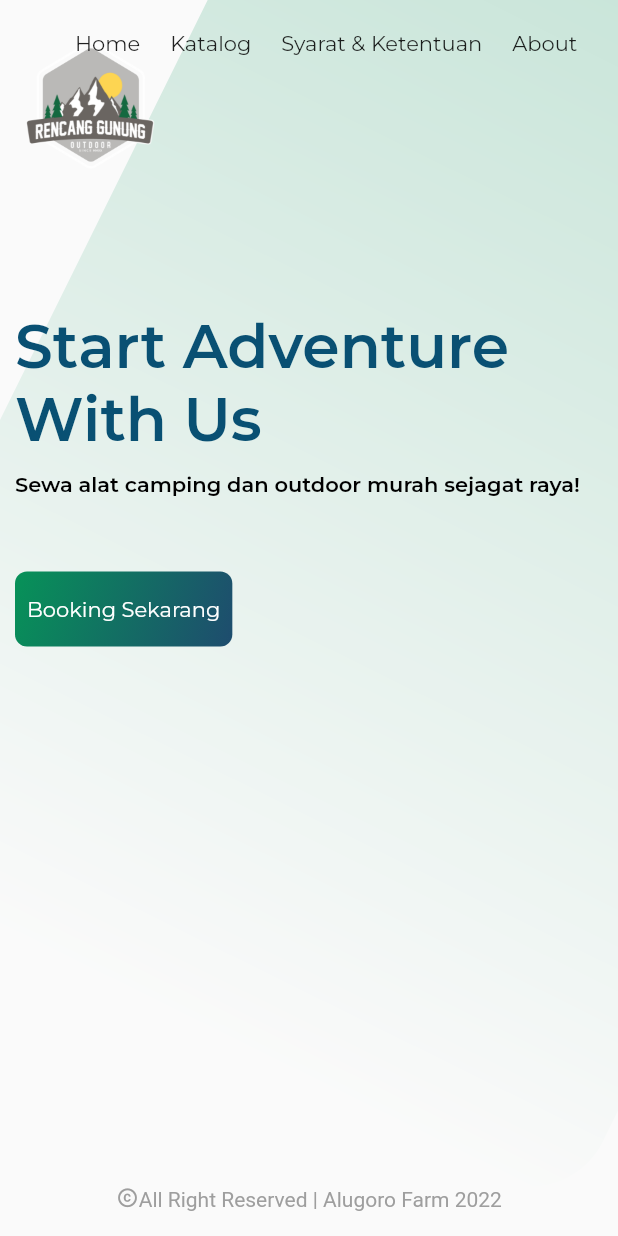
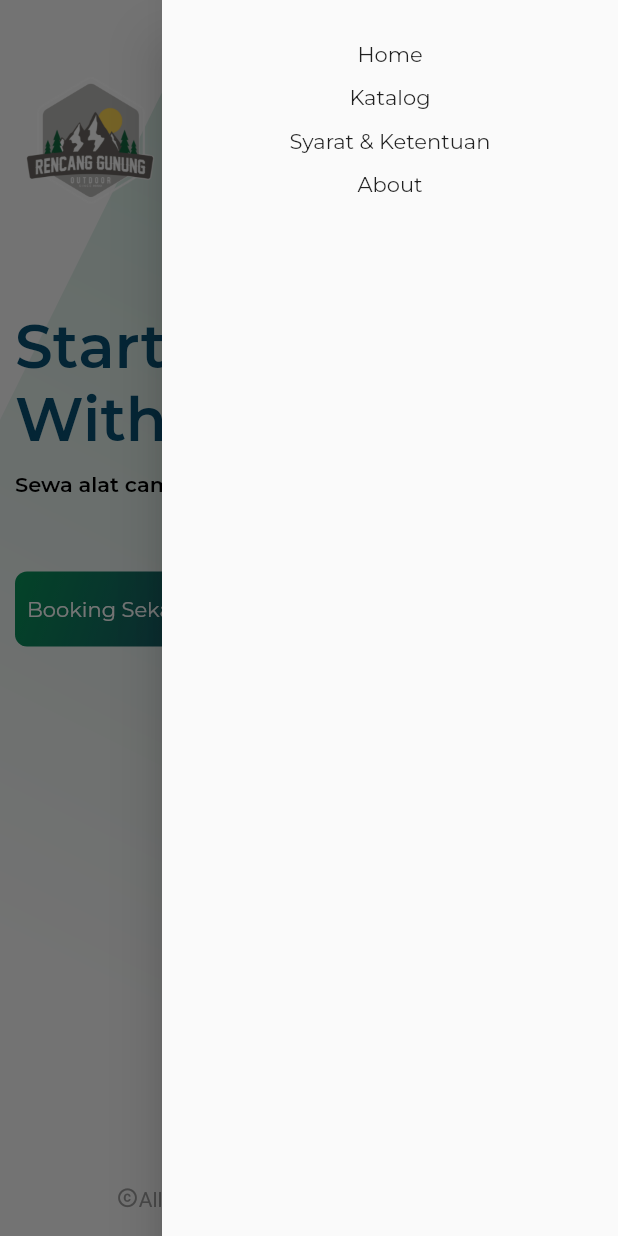
Before and after one commit to rencanggunung/rencangunung_web_flutter, a Flutter app: the screen it shows after launch, with the side drawer open (before the commit the screen has no drawer), on a phone screen of 412 x 824 dp. Run offline on Flutter 3.47's test engine with Material 2 defaults, Android fonts, the light colour scheme and no system bars; drawn by our look-alikes of auto_size_text; our stand-ins replace flutter_svg, icons_plus, loading_indicator, lottie, page_transition, url_strategy; project files that could hold a hidden picture were left out.

Commit message:
update for responsive web mobile

```diff
--- /dev/null
+++ b/lib/common/responsiver.dart
@@ -0,0 +1,8 @@
+import 'package:flutter/material.dart';
+
+bool isMobie(BuildContext context) => MediaQuery.of(context).size.width < 650;
+bool isTab(BuildContext context) =>
+    MediaQuery.of(context).size.width < 1300 &&
+    MediaQuery.of(context).size.width >= 650;
+bool isDesktop(BuildContext context) =>
+    MediaQuery.of(context).size.width >= 1300;
--- a/lib/views/landing_page_view.dart
+++ b/lib/views/landing_page_view.dart
@@ -1,8 +1,10 @@
 import 'package:auto_size_text/auto_size_text.dart';
 import 'package:flutter/material.dart';
 import 'package:flutter_svg/flutter_svg.dart';
+import 'package:rencanggunung_web_flutter/common/responsiver.dart';
 import 'package:rencanggunung_web_flutter/common/url.dart';
 import 'package:rencanggunung_web_flutter/common/warna.dart';
+import 'package:rencanggunung_web_flutter/widgets/end_drawer_widget.dart';
 import 'package:url_launcher/link.dart';
 import 'package:url_launcher/url_launcher_string.dart';
 
@@ -14,10 +16,19 @@ class LandingPageView extends StatefulWidget {
 }
 
 class _LandingPageViewState extends State<LandingPageView> {
+  final GlobalKey<ScaffoldState> _scaffoldKey = GlobalKey<ScaffoldState>();
+
+  void _openEndDrawer() {
+    _scaffoldKey.currentState!.openEndDrawer();
+  }
+
   @override
   Widget build(BuildContext context) {
     return Scaffold(
-      body: Stack(
+      key: _scaffoldKey,
+      endDrawer: endDrawer(context),
+      body: SafeArea(
+        child: Stack(
           children: [
             Align(
               alignment: Alignment.topRight,
@@ -28,6 +39,7 @@ class _LandingPageViewState extends State<LandingPageView> {
               ),
             ),
             Positioned(
+              top: MediaQuery.of(context).size.height / 35,
               left: 0,
               right: 0,
               child: Padding(
@@ -43,43 +55,52 @@ class _LandingPageViewState extends State<LandingPageView> {
                 ),
               ),
             ),
+            if (!isMobie(context))
               Positioned(
-            top: 20,
+                top: 30,
                 right: 30,
                 left: 50,
                 child: Row(
-              mainAxisAlignment: MainAxisAlignment.center,
                   children: [
                     InkWell(
                       onTap: () {},
-                  child: const Text('Home'),
+                      child: const Padding(
+                        padding: EdgeInsets.symmetric(horizontal: 15),
+                        child: Text('Home'),
                       ),
-                const SizedBox(
-                  width: 20,
                     ),
                     InkWell(
                       onTap: () {},
-                  child: const Text('Katalog'),
+                      child: const Padding(
+                        padding: EdgeInsets.symmetric(horizontal: 15),
+                        child: Text('Katalog'),
                       ),
-                const SizedBox(
-                  width: 20,
                     ),
                     InkWell(
                       onTap: () {
                         launchUrlString(
                             'https://docs.google.com/document/d/1s6UcsGmCW8kTY8xGPTWiMyyeVPlrfxbSfmZIK58Xd5o/edit');
                       },
-                  child: const Text('Syarat & Ketentuan'),
+                      child: const Padding(
+                        padding: EdgeInsets.symmetric(horizontal: 15),
+                        child: Text('Syarat & Ketentuan'),
                       ),
-                const SizedBox(
-                  width: 20,
                     ),
                     InkWell(
                       onTap: () {},
-                  child: const Text('About'),
+                      child: const Padding(
+                        padding: EdgeInsets.symmetric(horizontal: 15),
+                        child: Text('About'),
+                      ),
                     ),
                   ],
                 ),
+              ),
+            if (isMobie(context))
+              Align(
+                alignment: Alignment.topRight,
+                child: IconButton(
+                    onPressed: _openEndDrawer, icon: const Icon(Icons.menu)),
               ),
             Positioned(
               top: MediaQuery.of(context).size.height / 4,
@@ -141,6 +162,7 @@ class _LandingPageViewState extends State<LandingPageView> {
             ),
           ],
         ),
+      ),
       bottomNavigationBar: Padding(
         padding:
             EdgeInsets.only(bottom: MediaQuery.of(context).size.height / 50),
--- /dev/null
+++ b/lib/widgets/end_drawer_widget.dart
@@ -0,0 +1,55 @@
+import 'package:flutter/material.dart';
+import 'package:url_launcher/url_launcher_string.dart';
+
+Widget endDrawer(BuildContext context) {
+  return Drawer(
+      child: SafeArea(
+    child: Padding(
+      padding: EdgeInsets.only(top: MediaQuery.of(context).size.height / 30),
+      child: Column(
+        children: [
+          InkWell(
+            onTap: () {},
+            child: const Padding(
+              padding: EdgeInsets.symmetric(horizontal: 15),
+              child: Text('Home'),
+            ),
+          ),
+          SizedBox(
+            height: MediaQuery.of(context).size.height / 70,
+          ),
+          InkWell(
+            onTap: () {},
+            child: const Padding(
+              padding: EdgeInsets.symmetric(horizontal: 15),
+              child: Text('Katalog'),
+            ),
+          ),
+          SizedBox(
+            height: MediaQuery.of(context).size.height / 70,
+          ),
+          InkWell(
+            onTap: () {
+              launchUrlString(
+                  'https://docs.google.com/document/d/1s6UcsGmCW8kTY8xGPTWiMyyeVPlrfxbSfmZIK58Xd5o/edit');
+            },
+            child: const Padding(
+              padding: EdgeInsets.symmetric(horizontal: 15),
+              child: Text('Syarat & Ketentuan'),
+            ),
+          ),
+          SizedBox(
+            height: MediaQuery.of(context).size.height / 70,
+          ),
+          InkWell(
+            onTap: () {},
+            child: const Padding(
+              padding: EdgeInsets.symmetric(horizontal: 15),
+              child: Text('About'),
+            ),
+          ),
+        ],
+      ),
+    ),
+  ));
+}
```
Lines whose indentation alone changed are shown as unchanged.
